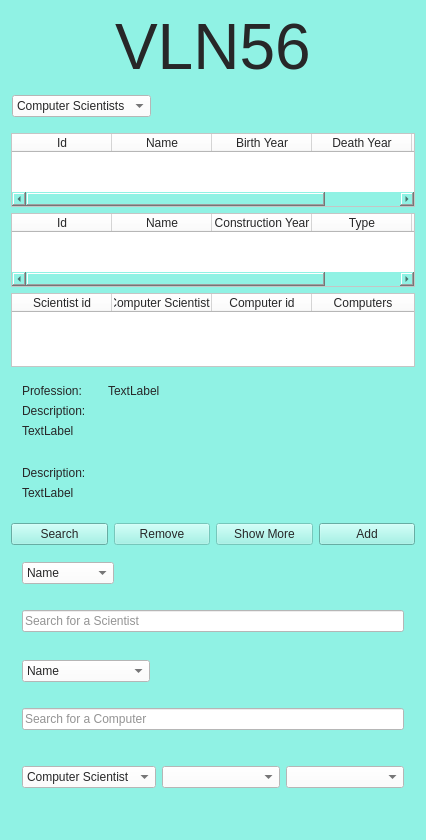
Before: the Qt Designer form mainwindow.ui in HKH515/VLN56, drawn with Qt 5.
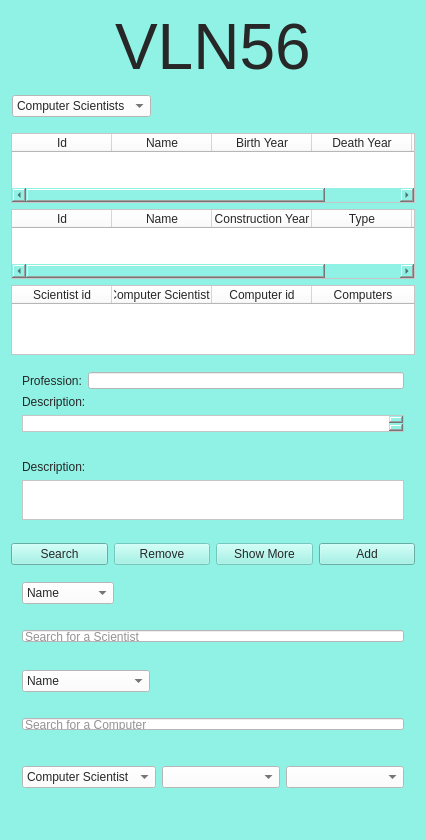
After: the same form once the commit is applied. Icons and pictures are not drawn.

The edit to the form file:
```diff
--- a/mainwindow.ui
+++ b/mainwindow.ui
@@ -227,12 +227,6 @@
          </property>
          <item>
           <widget class="QLabel" name="profession">
-           <property name="maximumSize">
-            <size>
-             <width>80</width>
-             <height>16777215</height>
-            </size>
-           </property>
            <property name="styleSheet">
             <string notr="true"/>
            </property>
@@ -242,9 +236,9 @@
           </widget>
          </item>
          <item>
-          <widget class="QLabel" name="profession_output">
-           <property name="text">
-            <string>TextLabel</string>
+          <widget class="QLineEdit" name="profession_output">
+           <property name="styleSheet">
+            <string notr="true">background-color:#ffffff;</string>
            </property>
           </widget>
          </item>
@@ -261,9 +255,9 @@
         </widget>
        </item>
        <item>
-        <widget class="QLabel" name="description_output_person">
-         <property name="text">
-          <string>TextLabel</string>
+        <widget class="QTextEdit" name="description_output_person">
+         <property name="styleSheet">
+          <string notr="true">background-color:#ffffff;</string>
          </property>
         </widget>
        </item>
@@ -281,9 +275,12 @@
         </widget>
        </item>
        <item>
-        <widget class="QLabel" name="description_output_computer">
-         <property name="text">
-          <string>TextLabel</string>
+        <widget class="QTextEdit" name="description_output_computer">
+         <property name="enabled">
+          <bool>true</bool>
+         </property>
+         <property name="styleSheet">
+          <string notr="true">background-color:#ffffff;</string>
          </property>
         </widget>
        </item>
```
